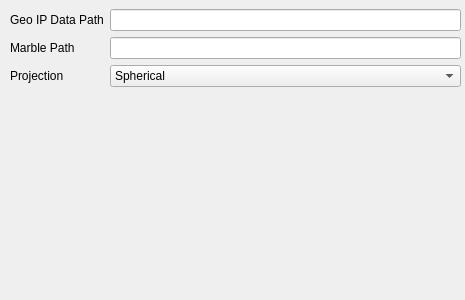
This is FriendMapConfigPage.ui in chozabu/FriendMap as Qt 5 draws it before an edit. The edited form follows.
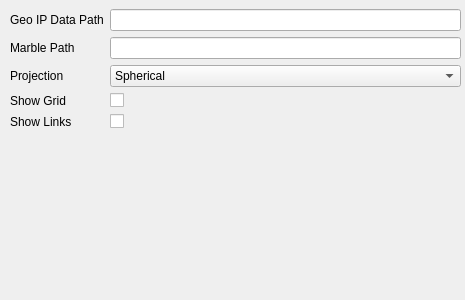
This is the edited form.

Commit message: (commit combo) Show Links between friends, Fix utf8 on names, enable toggle grid in settings, add toggle links to settings, fix some bugs

The edit to the form file:
```diff
--- a/FriendMapConfigPage.ui
+++ b/FriendMapConfigPage.ui
@@ -69,6 +69,34 @@
     <item row="1" column="1">
      <widget class="QLineEdit" name="marble_path_line"/>
     </item>
+    <item row="3" column="1">
+     <widget class="QCheckBox" name="show_grid">
+      <property name="text">
+       <string/>
+      </property>
+     </widget>
+    </item>
+    <item row="4" column="1">
+     <widget class="QCheckBox" name="show_links">
+      <property name="text">
+       <string/>
+      </property>
+     </widget>
+    </item>
+    <item row="3" column="0">
+     <widget class="QLabel" name="label_3">
+      <property name="text">
+       <string>Show Grid</string>
+      </property>
+     </widget>
+    </item>
+    <item row="4" column="0">
+     <widget class="QLabel" name="label_4">
+      <property name="text">
+       <string>Show Links</string>
+      </property>
+     </widget>
+    </item>
    </layout>
   </widget>
  </widget>
```
The commit also changes 8 other files.
